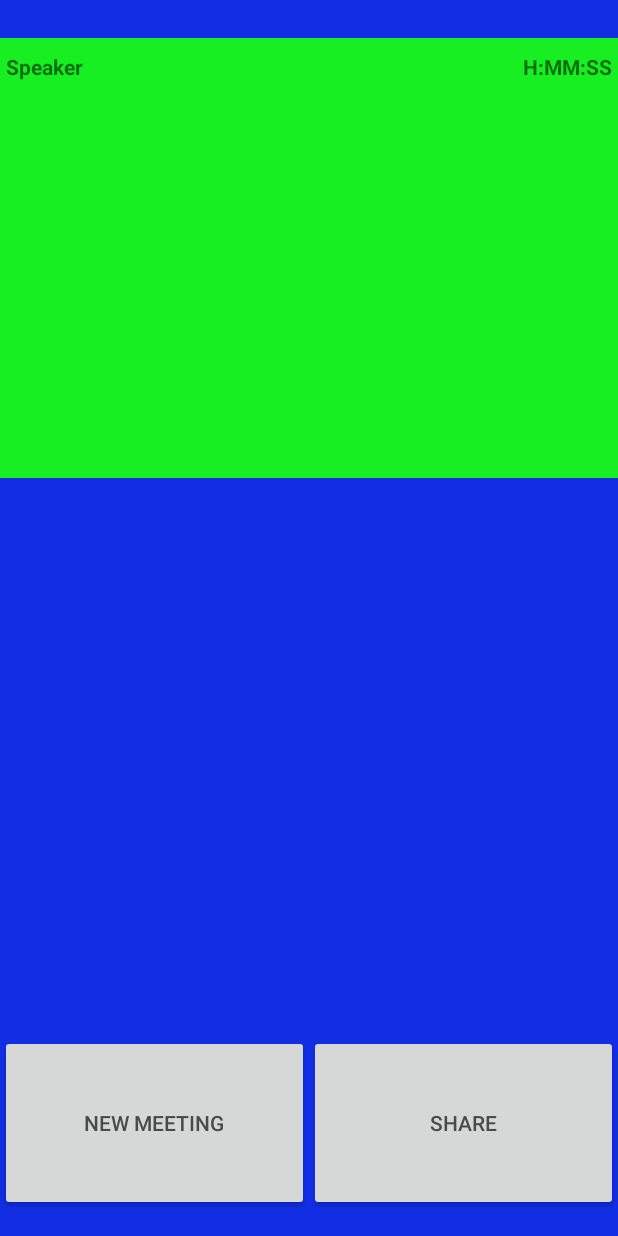
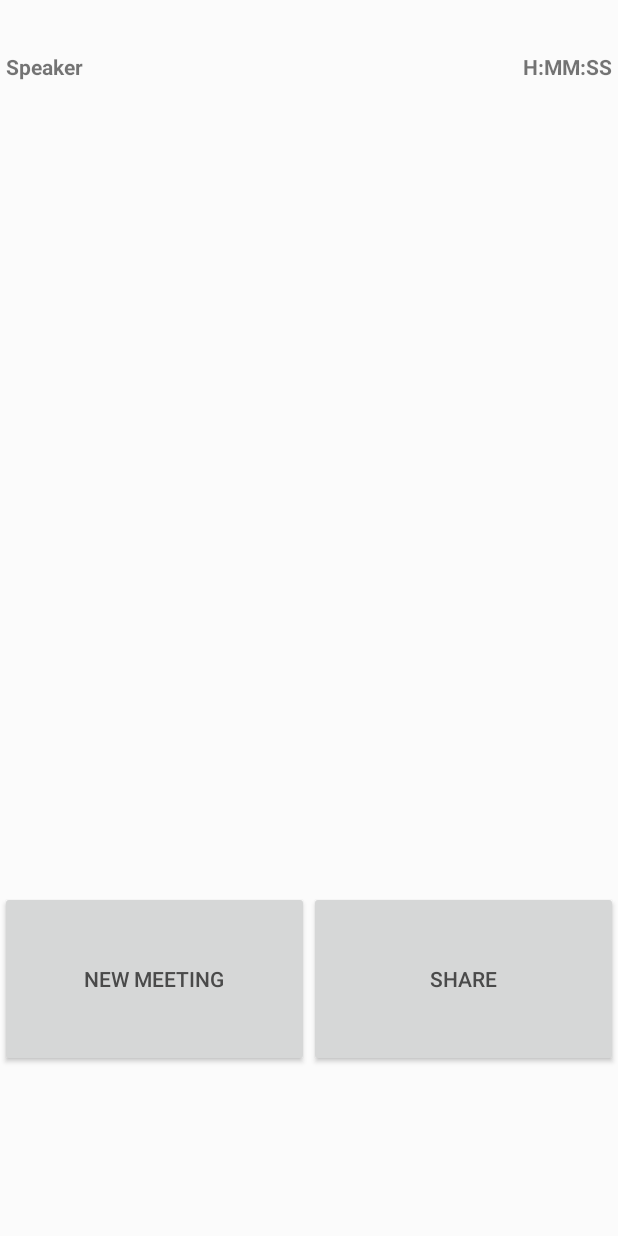
Before and after one commit to NoelC15/ConvMod, an Android app: the SummaryActivity screen opened directly, with no data from a screen before it, on a phone screen of 412 x 824 dp. Run offline under Robolectric (Android 15) with nearby library versions, the light colour scheme and no system bars.

Commit message:
Start up code

```diff
--- a/app/build.gradle
+++ b/app/build.gradle
@@ -89,4 +89,5 @@ dependencies {
     compile files('libs/sphinx4.jar')
     compile files('libs/blas.jar')
     compile files('libs/javaGeom-0.11.2.jar')
+    compile 'com.android.support.constraint:constraint-layout:1.0.2'
 }
--- a/app/src/main/res/layout/activity_summary.xml
+++ b/app/src/main/res/layout/activity_summary.xml
@@ -11,7 +11,7 @@
         android:layout_height="match_parent"
         android:orientation="vertical"
         android:paddingTop="25dp"
-                  android:background="#122ee5"
+
         android:weightSum="100">
 
         <!--<ScrollView-->
@@ -41,11 +41,14 @@
             /> -->
 
         <!--text box displaying user info-->
-            <ScrollView
-                android:layout_width="match_parent"
-                android:layout_height="wrap_content"
-                android:layout_weight="37.67"
-                android:background="#17ef22"
+
+
+        <ScrollView
+            android:layout_width="match_parent"
+            android:layout_height="wrap_content"
+            android:layout_weight="23.75"
+            android:weightSum="100"
+
             >
 
             <GridLayout
@@ -61,21 +64,20 @@
                     android:layout_width="wrap_content"
                     android:layout_height="wrap_content"
                     android:text="@string/speaker_name_title"
-                    android:textStyle="bold" />
+                    android:textStyle="bold"/>
 
 
                 <TextView
                     android:layout_width="wrap_content"
                     android:layout_height="wrap_content"
+                    android:layout_gravity="right"
                     android:text="@string/speaker_time_title"
                     android:textStyle="bold"
-                    android:layout_gravity="right"
 
 
                     />
             </GridLayout>
         </ScrollView>
-
 
         <HorizontalScrollView
             android:layout_width="wrap_content"
@@ -92,6 +94,7 @@
 
 
         <!--Buttons on the bottom of the screen-->
+
         <GridLayout
             android:layout_width="fill_parent"
             android:layout_height="wrap_content"
```
